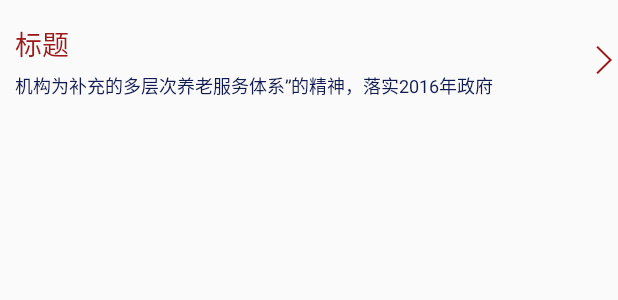
After one commit to magichill33/older, an Android app: the layout news_item3.xml on its own in the app's theme, with its tools: preview values and no code run, on a phone screen of 412 x 824 dp. The commit adds this screen. Shown: the top 300 px of the screen. Run offline under Robolectric (Android 15) with nearby library versions, the phone set to English and light mode, and no system bars.

Commit message:
添加了通知公告功能

```diff
--- a/app/src/main/java/com/nfu/old/adapter/PolicyListAdapter.java
+++ b/app/src/main/java/com/nfu/old/adapter/PolicyListAdapter.java
@@ -67,8 +67,8 @@ public class PolicyListAdapter extends RecyclerView.Adapter {
             holder1.content.setText(content);
 
             String title = newsModel.getTitle();
-            if (title.length()>15){
-                title = title.substring(0,15) + "...";
+            if (title.length()>10){
+                title = title.substring(0,10) + "...";
             }
             holder1.title.setText(title);
             if (!NfuResource.getInstance().isUseDefPic()){
@@ -126,7 +126,7 @@ public class PolicyListAdapter extends RecyclerView.Adapter {
                 @Override
                 public void onClick(View v) {
                     if (iOnDetailListener!=null){
-                        iOnDetailListener.onDetailListener(newsModelList.get(getAdapterPosition()-1));
+                        iOnDetailListener.onDetailListener(newsModelList.get(getAdapterPosition()));
                     }
                 }
             });
--- a/app/src/main/java/com/nfu/old/fragment/HomeFragment.java
+++ b/app/src/main/java/com/nfu/old/fragment/HomeFragment.java
@@ -282,6 +282,8 @@ public class HomeFragment extends Fragment implements View.OnClickListener{
             case R.id.ll_rights:
                 break;
             case R.id.ll_announcement:
+                Announcementragment announcementragment = new Announcementragment();
+                gotoFragment(announcementragment);
                 break;
             case R.id.ll_dynamic:
                 break;
--- /dev/null
+++ b/app/src/main/res/layout/news_item3.xml
@@ -0,0 +1,37 @@
+<?xml version="1.0" encoding="utf-8"?>
+<RelativeLayout xmlns:android="http://schemas.android.com/apk/res/android"
+    android:layout_width="match_parent"
+    android:clickable="true"
+    android:layout_height="80dp">
+
+    <TextView
+        android:id="@+id/tv_title"
+        android:textSize="18sp"
+        android:textColor="@color/base_red_color"
+        android:layout_width="wrap_content"
+        android:layout_height="wrap_content"
+        android:layout_marginLeft="10dp"
+        android:layout_marginTop="15dp"
+        android:text="标题"/>
+    <ImageView
+        android:id="@+id/right_arrow"
+        android:layout_centerVertical="true"
+        android:layout_alignParentRight="true"
+        android:layout_marginRight="4dp"
+        android:src="@drawable/right_arrow"
+        android:scaleType="fitXY"
+        android:layout_width="wrap_content"
+        android:layout_height="wrap_content" />
+    <TextView
+        android:id="@+id/tv_content"
+        android:layout_width="wrap_content"
+        android:layout_height="wrap_content"
+        android:textColor="@color/content_color"
+        android:textSize="12sp"
+        android:layout_alignLeft="@id/tv_title"
+        android:layout_toLeftOf="@id/right_arrow"
+        android:layout_marginRight="10dp"
+        android:layout_below="@id/tv_title"
+        android:layout_marginTop="5dp"
+        android:text="机构为补充的多层次养老服务体系”的精神，落实2016年政府"/>
+</RelativeLayout>
```
Also changed, not shown: app/src/main/java/com/nfu/old/adapter/NewsListAdapter.java (added, +109 -0 lines), app/src/main/java/com/nfu/old/fragment/Announcementragment.java (added, +147 -0 lines), app/src/main/java/com/nfu/old/fragment/PolicyFragment.java (+24 -2 lines), app/src/main/java/com/nfu/old/view/MyItemDecoration.java (added, +97 -0 lines), app/src/main/res/layout/announcement_fragment.xml (added, +20 -0 lines).
